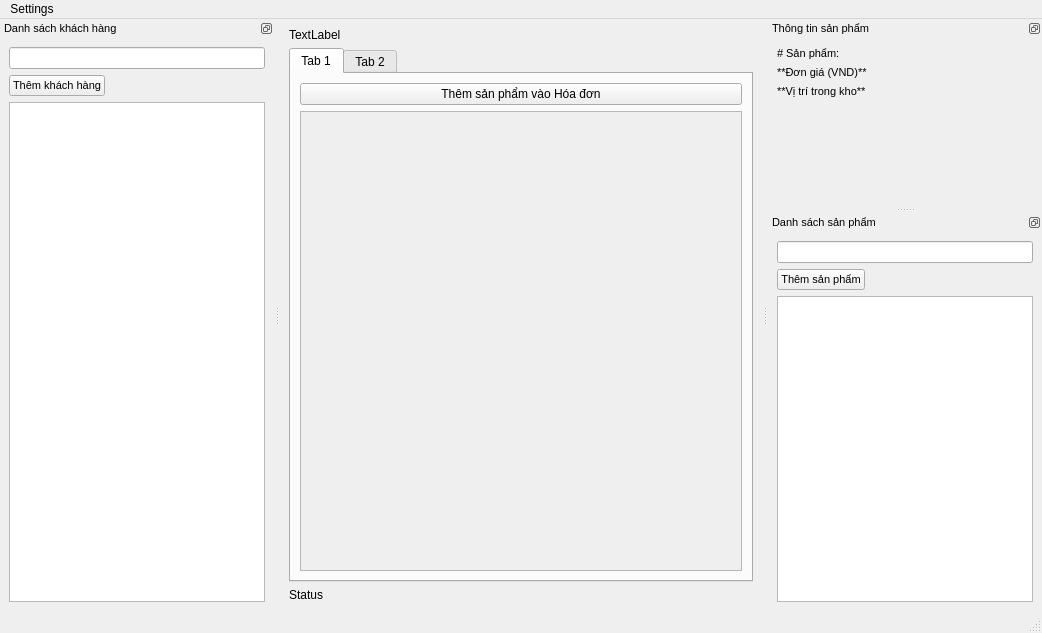
The window that ui/main.ui (Achicken7301/simple-store) describes before a commit, drawn with Qt 5.
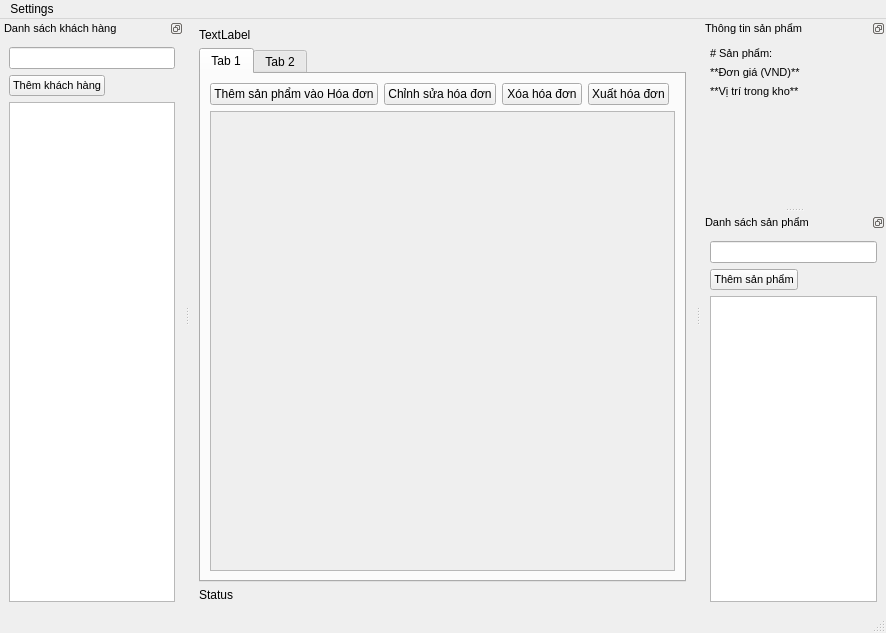
The same window after the commit.

Diff of the .ui file:
```diff
--- a/ui/main.ui
+++ b/ui/main.ui
@@ -6,7 +6,7 @@
    <rect>
     <x>0</x>
     <y>0</y>
-    <width>1042</width>
+    <width>886</width>
     <height>633</height>
    </rect>
   </property>
@@ -28,15 +28,42 @@
        <attribute name="title">
         <string>Tab 1</string>
        </attribute>
-       <layout class="QVBoxLayout" name="verticalLayout">
-        <item>
+       <layout class="QGridLayout" name="gridLayout_2">
+        <item row="0" column="0">
          <widget class="QPushButton" name="add_p2invoice">
           <property name="text">
            <string>Thêm sản phẩm vào Hóa đơn</string>
           </property>
          </widget>
         </item>
-        <item>
+        <item row="0" column="4">
+         <spacer name="horizontalSpacer">
+          <property name="orientation">
+           <enum>Qt::Horizontal</enum>
+          </property>
+          <property name="sizeHint" stdset="0">
+           <size>
+            <width>40</width>
+            <height>20</height>
+           </size>
+          </property>
+         </spacer>
+        </item>
+        <item row="0" column="1">
+         <widget class="QPushButton" name="pushButton">
+          <property name="text">
+           <string>Chỉnh sửa hóa đơn</string>
+          </property>
+         </widget>
+        </item>
+        <item row="0" column="2">
+         <widget class="QPushButton" name="pushButton_2">
+          <property name="text">
+           <string>Xóa hóa đơn</string>
+          </property>
+         </widget>
+        </item>
+        <item row="1" column="0" colspan="5">
          <widget class="QScrollArea" name="scroll_infos">
           <property name="widgetResizable">
            <bool>true</bool>
@@ -46,14 +73,20 @@
             <rect>
              <x>0</x>
              <y>0</y>
-             <width>424</width>
+             <width>505</width>
              <height>426</height>
             </rect>
            </property>
-           <layout class="QVBoxLayout" name="verticalLayout_2"/>
           </widget>
          </widget>
         </item>
+        <item row="0" column="3">
+         <widget class="QPushButton" name="export2pdf">
+          <property name="text">
+           <string>Xuất hóa đơn</string>
+          </property>
+         </widget>
+        </item>
        </layout>
       </widget>
       <widget class="QWidget" name="tab_2">
@@ -80,7 +113,7 @@
     <rect>
      <x>0</x>
      <y>0</y>
-     <width>1042</width>
+     <width>886</width>
      <height>26</height>
     </rect>
    </property>
@@ -123,7 +156,11 @@
       <widget class="QListWidget" name="cus_list"/>
      </item>
      <item row="0" column="0" colspan="2">
-      <widget class="QLineEdit" name="cus_search_bar"/>
+      <widget class="QLineEdit" name="cus_search_bar">
+       <property name="clearButtonEnabled">
+        <bool>true</bool>
+       </property>
+      </widget>
      </item>
      <item row="1" column="0">
       <widget class="QPushButton" name="add_cus">
@@ -283,7 +320,11 @@
       </widget>
      </item>
      <item row="0" column="0" colspan="2">
-      <widget class="QLineEdit" name="p_search_bar"/>
+      <widget class="QLineEdit" name="p_search_bar">
+       <property name="clearButtonEnabled">
+        <bool>true</bool>
+       </property>
+      </widget>
      </item>
     </layout>
    </widget>
```
Left out of the diff: 3 changed lines with no effect on the pictures.
